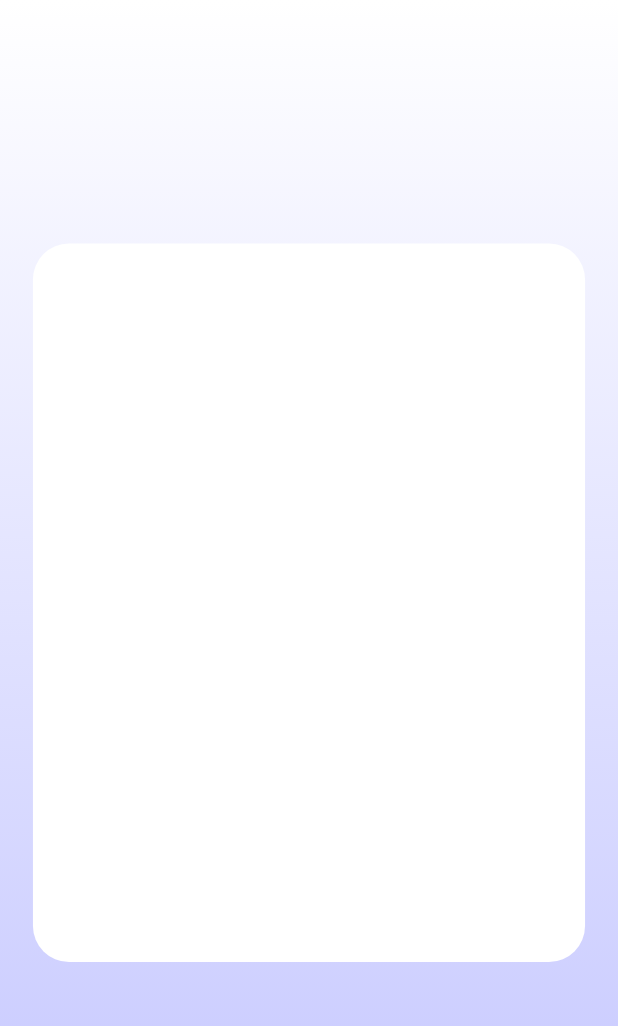
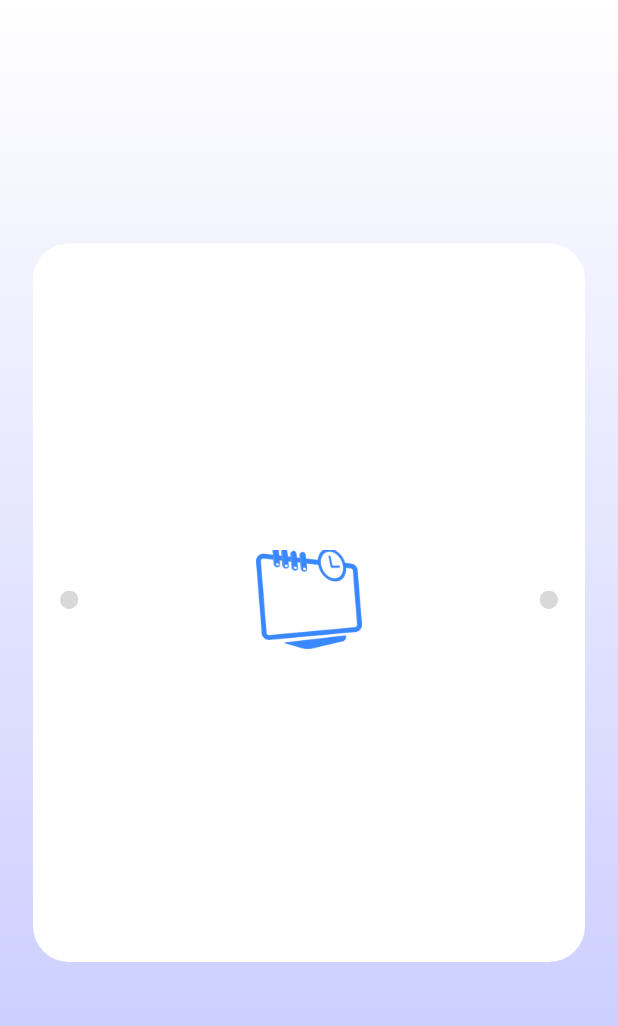
Before and after one commit to RayMasoumi/nobitok, a Flutter app: the screen it shows after launch, on a phone screen of 412 x 824 dp. Shown: the top 1026 px of the screen. Run offline on Flutter 3.47's test engine with Material 2 defaults, Android fonts, the phone set to English and light mode, and no system bars; our stand-ins replace flutter_bloc, flutter_screenutil.

Commit message:
still working on the login screen card

```diff
--- a/lib/presentation/screens/login_screen.dart
+++ b/lib/presentation/screens/login_screen.dart
@@ -2,6 +2,7 @@ import 'package:flutter/material.dart';
 import 'package:flutter_screenutil/flutter_screenutil.dart';
 
 import '../../constants/colors.dart';
+import '../widgets/custom_image_widget.dart';
 import '../widgets/horizontal_padding.dart';
 
 class LoginScreen extends StatelessWidget {
@@ -14,6 +15,7 @@ class LoginScreen extends StatelessWidget {
       body: Container(
         decoration: kLoginScreenBackgroundColor,
         child: HorizontalPadding(
+// * white card for login
           child: Column(
             crossAxisAlignment: CrossAxisAlignment.center,
             children: [
@@ -29,6 +31,41 @@ class LoginScreen extends StatelessWidget {
                     borderRadius: BorderRadius.circular(24),
                   ),
                 ),
+                child: Padding(
+                  padding: EdgeInsets.only(
+                    top: 16.h,
+                    bottom: 20.h,
+                    right: 16.w,
+                    left: 16.w,
+                  ),
+                  child: const Column(
+                    children: [
+// * first row(pins)
+                      Expanded(
+                        child: Row(
+                          mainAxisAlignment: MainAxisAlignment.spaceBetween,
+                          children: [
+                            CustomImage(
+                              path: 'assets/icons/grey_pin.png',
+                              width: 12,
+                              height: 12,
+                            ),
+                            CustomImage(
+                              path: 'assets/images/icon.png',
+                              height: 65,
+                              width: 67,
+                            ),
+                            CustomImage(
+                              path: 'assets/icons/grey_pin.png',
+                              width: 12,
+                              height: 12,
+                            ),
+                          ],
+                        ),
+                      ),
+                    ],
+                  ),
+                ),
               ),
             ],
           ),
--- /dev/null
+++ b/lib/presentation/widgets/custom_icon_widget.dart
@@ -0,0 +1,23 @@
+import 'package:flutter/material.dart';
+
+class CustomIcon extends StatelessWidget {
+  const CustomIcon({
+    super.key,
+    required this.iconPath,
+    required this.iconColor,
+    required this.iconSize,
+  });
+
+  final String iconPath;
+  final Color iconColor;
+  final double iconSize;
+
+  @override
+  Widget build(BuildContext context) {
+    return ImageIcon(
+      AssetImage(iconPath),
+      color: iconColor,
+      size: iconSize,
+    );
+  }
+}
--- /dev/null
+++ b/lib/presentation/widgets/custom_image_widget.dart
@@ -0,0 +1,27 @@
+import 'package:flutter/material.dart';
+import 'package:flutter_screenutil/flutter_screenutil.dart';
+
+class CustomImage extends StatelessWidget {
+  const CustomImage({
+    super.key,
+    required this.path,
+    this.color,
+    required this.width,
+    required this.height,
+  });
+
+  final String path;
+  final Color? color;
+  final double width;
+  final double height;
+
+  @override
+  Widget build(BuildContext context) {
+    return Image.asset(
+      path,
+      height: height.h,
+      width: width.w,
+      color: color,
+    );
+  }
+}
```
Also changed, not shown: assets/icons/grey_pin.png (renamed from assets/images/grey_pin.png), assets/images/icon.png (added).
